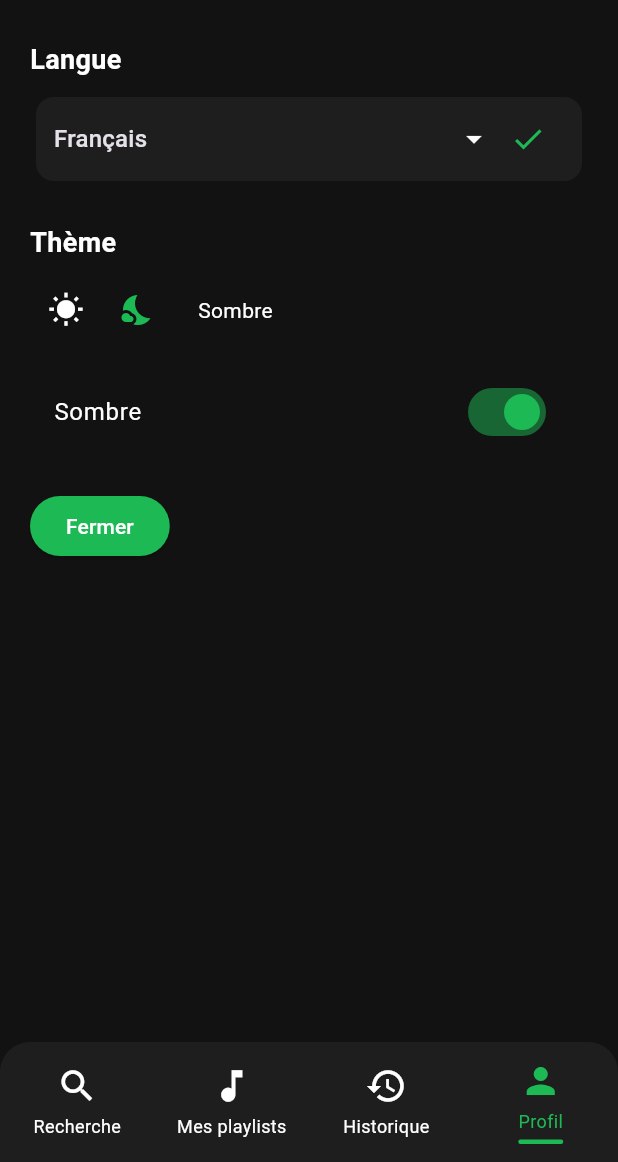
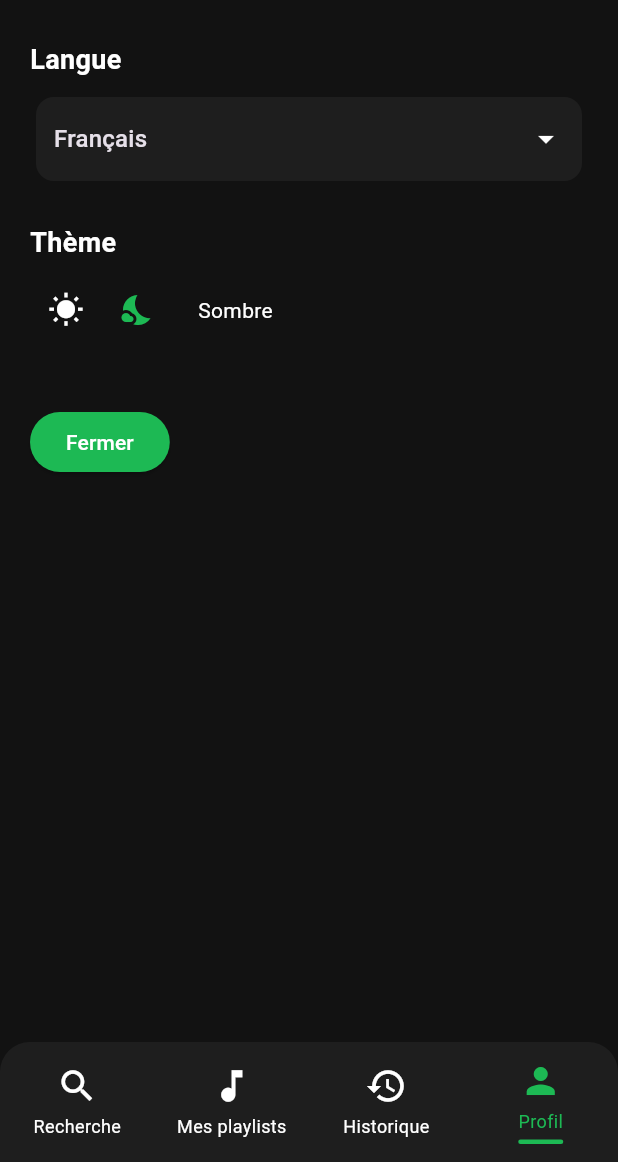
Before and after one commit to S5-C1-Exodia/mobile_app, a Flutter app: the SettingsScreen screen opened directly, on a phone screen of 412 x 824 dp, the part 74-1236 px from its top. Run offline on Flutter 3.47's test engine with Material 3 defaults, Android fonts, the phone set to English and light mode, and no system bars; our stand-ins replace audioplayers, lottie; Roboto replaces fonts that are missing (ArchivoBlack).

Commit message:
update issues
update forgotten documentations and refactor the settings screen

```diff
--- a/lib/screens/playlist_screen.dart
+++ b/lib/screens/playlist_screen.dart
@@ -55,11 +55,7 @@ class PlaylistsScreen extends StatelessWidget {
       bottomNavigationBar: CustomBottomBar(
         currentIndex: 1,
         onTap: (i) {
-          // Placeholder navigation pour les autres onglets (à compléter selon besoin)
-          // index 0 est géré dans CustomBottomBar (search)
           if (i == 3) {
-            // Aller au profil
-            // TODO: implémenter navigation profil si nécessaire
           }
         },
       ),
--- a/lib/screens/profile_screen.dart
+++ b/lib/screens/profile_screen.dart
@@ -48,7 +48,6 @@ class ProfileScreen extends StatelessWidget {
             ),
             const SizedBox(height: 16),
 
-            // Nouveau bouton Paramètres
             ElevatedButton.icon(
               style: ElevatedButton.styleFrom(
                 backgroundColor: palette.accentGreen,
--- a/lib/screens/settings_screen.dart
+++ b/lib/screens/settings_screen.dart
@@ -6,7 +6,17 @@ import '../core/theme/palettes.dart';
 import '../widgets/custom_app_bar.dart';
 import '../widgets/custom_bottom_bar.dart';
 
+/// A stateless widget that displays the settings screen of the application.
+///
+/// This screen allows the user to:
+/// - Change the application language (French or English)
+/// - Switch between light and dark themes
+/// - Close the settings screen
+///
+/// The screen uses [AppProvider] for state management and localization,
+/// and adapts its appearance based on the current theme.
 class SettingsScreen extends StatelessWidget {
+  /// Creates a [SettingsScreen] widget.
   const SettingsScreen({Key? key}) : super(key: key);
 
   @override
@@ -14,7 +24,8 @@ class SettingsScreen extends StatelessWidget {
     final appProvider = Provider.of<AppProvider>(context);
     final bool isDark = appProvider.themeMode == ThemeMode.dark;
     final AppPalette palette = isDark ? paletteDark : paletteLight;
-    final appLocalizations = AppLocalizations.of(context) ?? AppLocalizations(appProvider.locale);
+    final appLocalizations =
+        AppLocalizations.of(context) ?? AppLocalizations(appProvider.locale);
 
     return Scaffold(
       appBar: CustomAppBar(titleKey: appLocalizations.settings),
@@ -26,14 +37,21 @@ class SettingsScreen extends StatelessWidget {
           children: [
             Text(
               appLocalizations.language,
-              style: TextStyle(fontSize: 18, fontWeight: FontWeight.bold, color: palette.white),
+              style: TextStyle(
+                fontSize: 18,
+                fontWeight: FontWeight.bold,
+                color: palette.white,
+              ),
             ),
             const SizedBox(height: 8),
             Card(
               color: palette.card,
               elevation: 0,
               child: Padding(
-                padding: const EdgeInsets.symmetric(horizontal: 12.0, vertical: 4.0),
+                padding: const EdgeInsets.symmetric(
+                  horizontal: 12.0,
+                  vertical: 4.0,
+                ),
                 child: Row(
                   children: [
                     Expanded(
@@ -43,20 +61,22 @@ class SettingsScreen extends StatelessWidget {
                           dropdownColor: palette.card,
                           iconEnabledColor: palette.white,
                           items: const [
-                            DropdownMenuItem(value: Locale('fr'), child: Text('Français')),
-                            DropdownMenuItem(value: Locale('en'), child: Text('English')),
+                            DropdownMenuItem(
+                              value: Locale('fr'),
+                              child: Text('Français'),
+                            ),
+                            DropdownMenuItem(
+                              value: Locale('en'),
+                              child: Text('English'),
+                            ),
                           ],
                           onChanged: (Locale? newLocale) {
-                            if (newLocale != null) appProvider.setLocale(newLocale);
+                            if (newLocale != null)
+                              appProvider.setLocale(newLocale);
                           },
                         ),
                       ),
                     ),
-                    IconButton(
-                      onPressed: () => Navigator.pop(context),
-                      icon: Icon(Icons.check, color: palette.accentGreen),
-                      tooltip: appLocalizations.close,
-                    )
                   ],
                 ),
               ),
@@ -64,7 +84,11 @@ class SettingsScreen extends StatelessWidget {
             const SizedBox(height: 24),
             Text(
               appLocalizations.theme,
-              style: TextStyle(fontSize: 18, fontWeight: FontWeight.bold, color: palette.white),
+              style: TextStyle(
+                fontSize: 18,
+                fontWeight: FontWeight.bold,
+                color: palette.white,
+              ),
             ),
             const SizedBox(height: 8),
             Row(
@@ -91,15 +115,12 @@ class SettingsScreen extends StatelessWidget {
               ],
             ),
             const SizedBox(height: 16),
-            SwitchListTile(
-              title: Text(isDark ? appLocalizations.dark : appLocalizations.light, style: TextStyle(color: palette.white)),
-              value: isDark,
-              onChanged: (_) => appProvider.toggleTheme(),
-              activeThumbColor: palette.accentGreen,
-            ),
             const SizedBox(height: 24),
             ElevatedButton(
-              style: ElevatedButton.styleFrom(backgroundColor: palette.accentGreen, foregroundColor: palette.white),
+              style: ElevatedButton.styleFrom(
+                backgroundColor: palette.accentGreen,
+                foregroundColor: palette.white,
+              ),
               onPressed: () => Navigator.pop(context),
               child: Text(appLocalizations.close),
             ),
--- a/lib/screens/splash_screen.dart
+++ b/lib/screens/splash_screen.dart
@@ -57,12 +57,10 @@ class _SplashScreenState extends State<SplashScreen>
 
     _controller.forward();
 
-    // Animation du texte qui se déploie
     Future.delayed(const Duration(milliseconds: 800), () {
       _animateText();
     });
 
-    // Navigation vers l'écran de connexion après l'animation
     Future.delayed(const Duration(milliseconds: 5000), () {
       if (mounted) {
         Navigator.pushReplacement(
@@ -119,7 +117,6 @@ class _SplashScreenState extends State<SplashScreen>
                 child: Column(
                   mainAxisAlignment: MainAxisAlignment.center,
                   children: [
-                    // Logo animé
                     ShaderMask(
                       shaderCallback: (bounds) => LinearGradient(
                         colors: [
@@ -138,7 +135,6 @@ class _SplashScreenState extends State<SplashScreen>
                       ),
                     ),
                     const SizedBox(height: 20),
-                    // Indicateur de chargement
                     SizedBox(
                       width: 240,
                       height: 240,
--- a/lib/widgets/action_buttons.dart
+++ b/lib/widgets/action_buttons.dart
@@ -30,12 +30,9 @@ class ActionButtons extends StatelessWidget {
     final bool isDark = appProvider.themeMode == ThemeMode.dark;
     final AppPalette palette = isDark ? paletteDark : paletteLight;
 
-    // Use LayoutBuilder to adapt button sizes and spacing to available width
     return LayoutBuilder(
       builder: (context, constraints) {
         final double maxWidth = constraints.maxWidth.isFinite ? constraints.maxWidth : MediaQuery.of(context).size.width;
-
-        // Determine button size and spacing based on available width
         double size;
         double spacing;
         if (maxWidth >= 500) {
@@ -49,7 +46,6 @@ class ActionButtons extends StatelessWidget {
           spacing = 16;
         }
 
-        // Use Wrap so buttons wrap to next line instead of overflowing
         return Center(
           child: Wrap(
             alignment: WrapAlignment.center,
@@ -68,7 +64,7 @@ class ActionButtons extends StatelessWidget {
               _buildActionButton(
                 icon: Icons.star,
                 iconColor: palette.yellow,
-                size: size * 1.15, // favorite slightly larger
+                size: size * 1.15,
                 borderColor: palette.white30,
                 backgroundColor: palette.card,
                 onPressed: onFavorite,
--- a/lib/widgets/custom_app_bar.dart
+++ b/lib/widgets/custom_app_bar.dart
@@ -49,7 +49,7 @@ class CustomAppBar extends StatelessWidget implements PreferredSizeWidget {
         ),
       ),
       iconTheme: IconThemeData(color: Theme.of(context).iconTheme.color),
-      actions: [], // actions removed: language/theme selection moved to SettingsScreen
+      actions: [],
     );
   }
 
```
